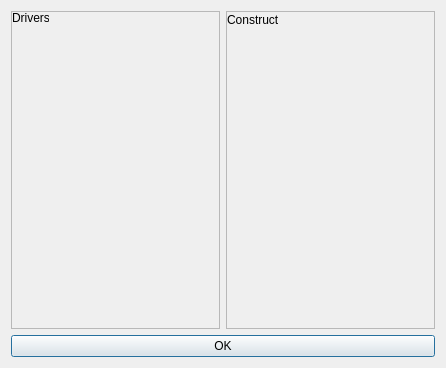
The window that client/gui_files/point_changes.ui (TomDra/F1-Fantasy-Project) describes before a commit, drawn with Qt 5.
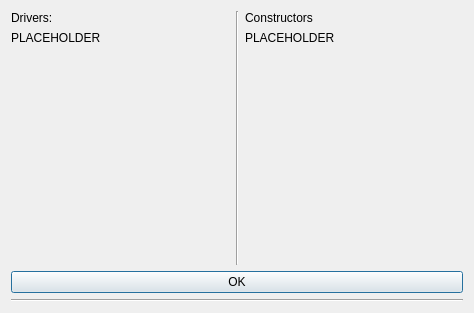
The same window after the commit.

Commit message: recent driver changes, gui file changes

What changed in the file:
```diff
--- a/client/gui_files/point_changes.ui
+++ b/client/gui_files/point_changes.ui
@@ -6,8 +6,8 @@
    <rect>
     <x>0</x>
     <y>0</y>
-    <width>446</width>
-    <height>368</height>
+    <width>474</width>
+    <height>313</height>
    </rect>
   </property>
   <property name="windowTitle">
@@ -19,76 +19,85 @@
      <item>
       <layout class="QHBoxLayout" name="horizontalLayout">
        <item>
-        <widget class="QScrollArea" name="scrollArea">
-         <property name="widgetResizable">
-          <bool>true</bool>
-         </property>
-         <widget class="QWidget" name="scrollAreaWidgetContents">
-          <property name="geometry">
-           <rect>
-            <x>0</x>
-            <y>0</y>
-            <width>211</width>
-            <height>328</height>
-           </rect>
-          </property>
+        <layout class="QVBoxLayout" name="verticalLayout_3">
+         <item alignment="Qt::AlignTop">
           <widget class="QLabel" name="label">
-           <property name="geometry">
-            <rect>
-             <x>0</x>
-             <y>0</y>
-             <width>37</width>
-             <height>12</height>
-            </rect>
-           </property>
-           <property name="sizePolicy">
-            <sizepolicy hsizetype="Expanding" vsizetype="Expanding">
-             <horstretch>99</horstretch>
-             <verstretch>99</verstretch>
-            </sizepolicy>
-           </property>
            <property name="text">
             <string>Drivers:</string>
            </property>
           </widget>
-         </widget>
-        </widget>
-       </item>
-       <item>
-        <widget class="QScrollArea" name="scrollArea_2">
-         <property name="widgetResizable">
-          <bool>true</bool>
-         </property>
-         <widget class="QWidget" name="scrollAreaWidgetContents_2">
-          <property name="geometry">
-           <rect>
-            <x>0</x>
-            <y>0</y>
-            <width>211</width>
-            <height>328</height>
-           </rect>
-          </property>
-          <widget class="QLabel" name="label_2">
-           <property name="geometry">
-            <rect>
-             <x>0</x>
-             <y>0</y>
-             <width>51</width>
-             <height>16</height>
-            </rect>
-           </property>
+         </item>
+         <item alignment="Qt::AlignTop">
+          <widget class="QLabel" name="drivers">
            <property name="sizePolicy">
             <sizepolicy hsizetype="Expanding" vsizetype="Expanding">
-             <horstretch>99</horstretch>
-             <verstretch>99</verstretch>
+             <horstretch>0</horstretch>
+             <verstretch>0</verstretch>
             </sizepolicy>
            </property>
+           <property name="text">
+            <string>PLACEHOLDER</string>
+           </property>
+          </widget>
+         </item>
+         <item>
+          <spacer name="verticalSpacer_2">
+           <property name="orientation">
+            <enum>Qt::Vertical</enum>
+           </property>
+           <property name="sizeHint" stdset="0">
+            <size>
+             <width>20</width>
+             <height>40</height>
+            </size>
+           </property>
+          </spacer>
+         </item>
+        </layout>
+       </item>
+       <item>
+        <widget class="Line" name="line">
+         <property name="orientation">
+          <enum>Qt::Vertical</enum>
+         </property>
+        </widget>
+       </item>
+       <item>
+        <layout class="QVBoxLayout" name="verticalLayout_4">
+         <item alignment="Qt::AlignTop">
+          <widget class="QLabel" name="label_3">
            <property name="text">
             <string>Constructors</string>
            </property>
           </widget>
-         </widget>
-        </widget>
+         </item>
+         <item alignment="Qt::AlignTop">
+          <widget class="QLabel" name="constructor">
+           <property name="sizePolicy">
+            <sizepolicy hsizetype="Expanding" vsizetype="Expanding">
+             <horstretch>0</horstretch>
+             <verstretch>0</verstretch>
+            </sizepolicy>
+           </property>
+           <property name="text">
+            <string>PLACEHOLDER</string>
+           </property>
+          </widget>
+         </item>
+         <item>
+          <spacer name="verticalSpacer">
+           <property name="orientation">
+            <enum>Qt::Vertical</enum>
+           </property>
+           <property name="sizeHint" stdset="0">
+            <size>
+             <width>20</width>
+             <height>40</height>
+            </size>
+           </property>
+          </spacer>
+         </item>
+        </layout>
        </item>
       </layout>
      </item>
@@ -101,6 +110,13 @@
      </property>
     </widget>
    </item>
+   <item>
+    <widget class="Line" name="line_2">
+     <property name="orientation">
+      <enum>Qt::Horizontal</enum>
+     </property>
+    </widget>
+   </item>
   </layout>
  </widget>
  <resources/>
```
